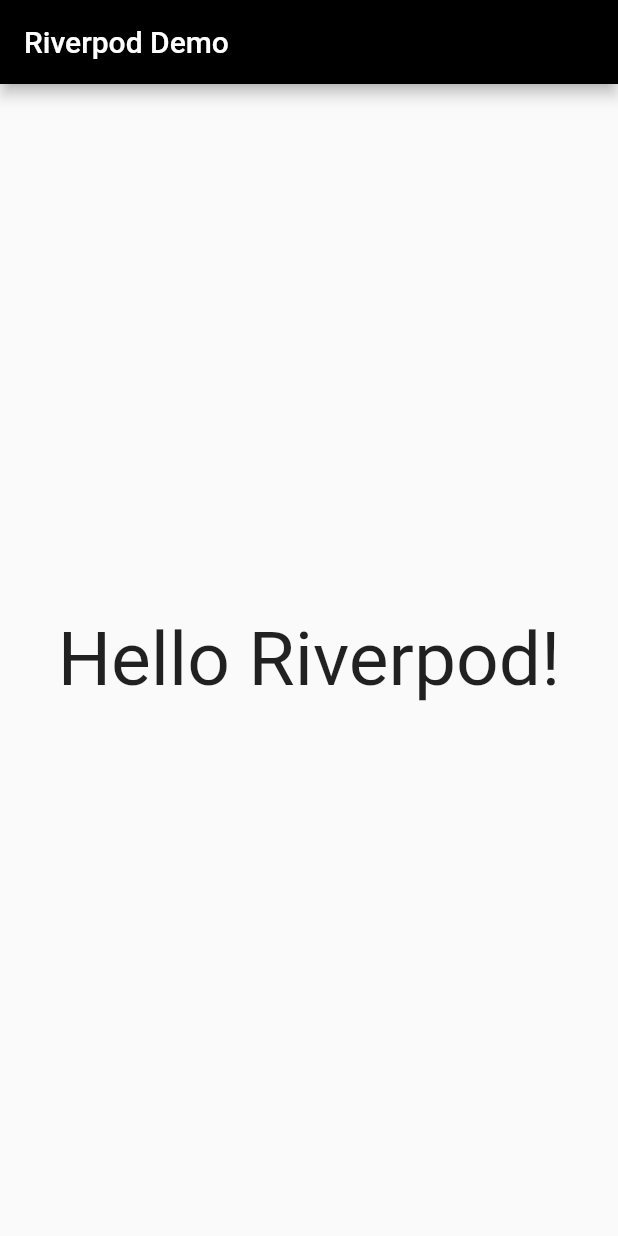
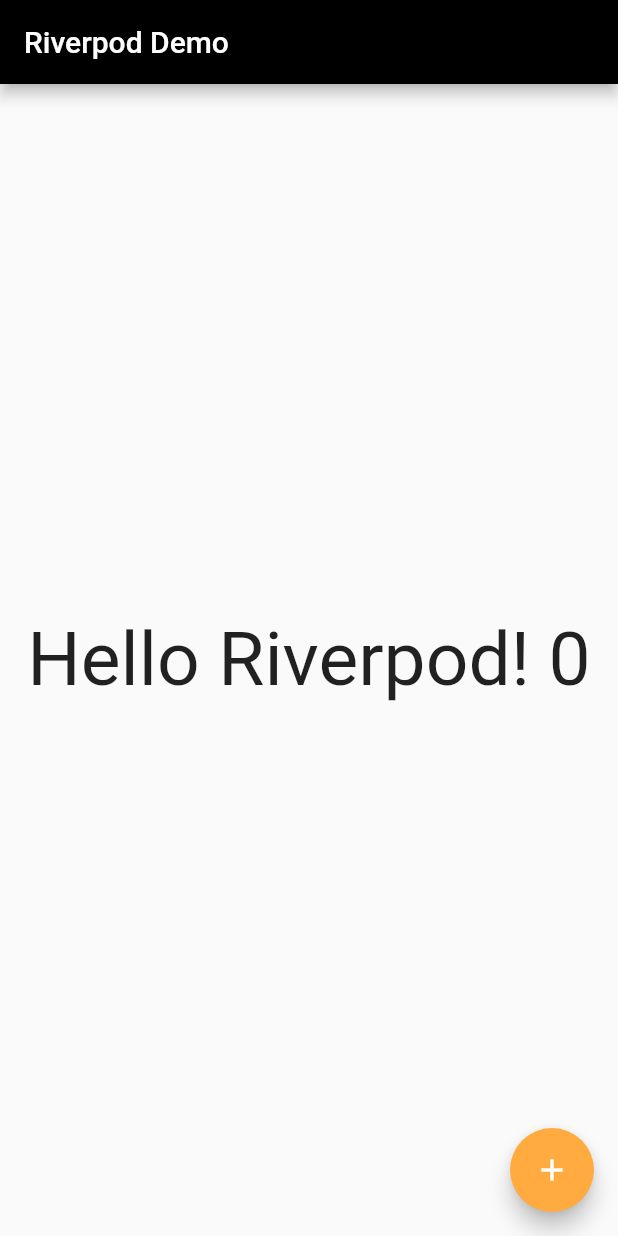
Before and after one commit to omdxp/riverpod_demo, a Flutter app: the screen it shows after launch, on a phone screen of 412 x 824 dp. Run offline on Flutter 3.47's test engine with Material 2 defaults, Android fonts, the phone set to English and light mode, and no system bars; our stand-ins replace flutter_riverpod.

```diff
--- a/lib/main.dart
+++ b/lib/main.dart
@@ -1,6 +1,7 @@
 import 'package:flutter/material.dart';
 import 'package:flutter_riverpod/flutter_riverpod.dart';
 import 'package:riverpod_demo/src/screens/home.dart';
+import 'package:riverpod_demo/src/utils/providers.dart';
 
 void main() => runApp(ProviderScope(child: RiverpodDemo()));
 
@@ -17,6 +18,13 @@ class RiverpodDemo extends StatelessWidget {
           title: Text('Riverpod Demo'),
         ),
         body: Home(),
+        floatingActionButton: FloatingActionButton(
+          onPressed: () {
+            context.read(incrementProvider).increment();
+          },
+          child: Icon(Icons.add),
+          backgroundColor: Colors.orangeAccent,
+        ),
       ),
     );
   }
--- a/lib/src/screens/home.dart
+++ b/lib/src/screens/home.dart
@@ -2,14 +2,19 @@ import 'package:flutter/material.dart';
 import 'package:flutter_riverpod/flutter_riverpod.dart';
 import 'package:riverpod_demo/src/utils/providers.dart';
 
-class Home extends ConsumerWidget {
+class Home extends StatelessWidget {
   @override
-  Widget build(BuildContext context, ScopedReader watch) {
-    final greetingText = watch(greetingProvider);
+  Widget build(BuildContext context) {
     return Center(
-      child: Text(
-        greetingText,
-        style: TextStyle(fontSize: 50),
+      child: Consumer(
+        builder: (context, watch, child) {
+          final greetingText = watch(greetingProvider);
+          final count = watch(incrementProvider);
+          return Text(
+            greetingText + ' ' + count.value.toString(),
+            style: TextStyle(fontSize: 50),
+          );
+        },
       ),
     );
   }
```
Also changed, not shown: lib/src/utils/providers.dart (+12 -0 lines).
